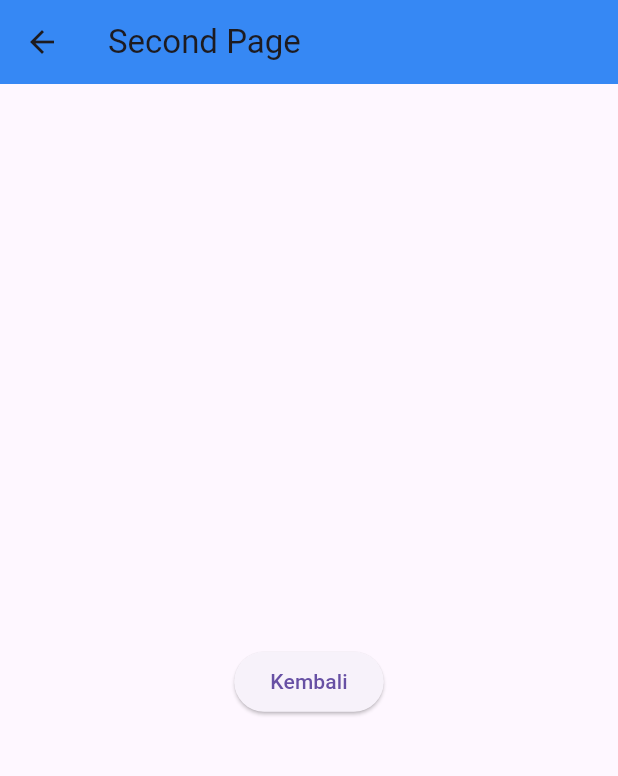
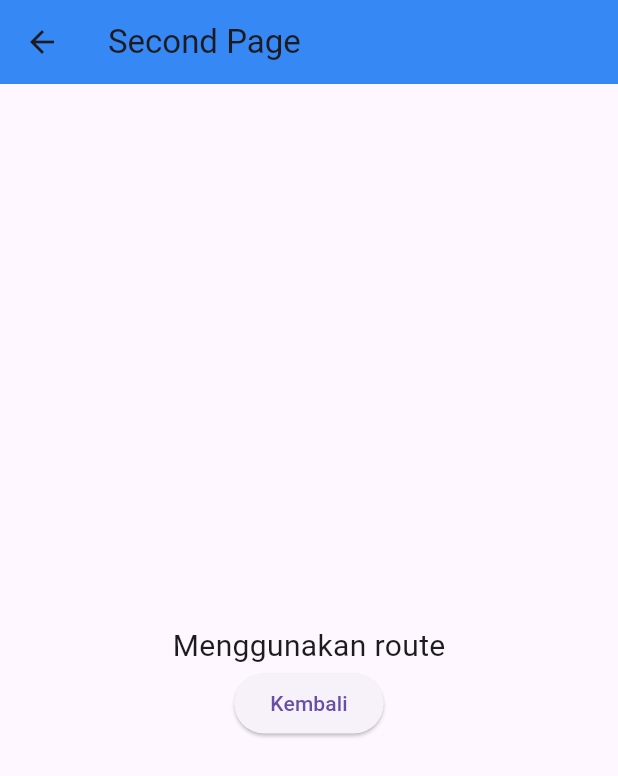
Before and after one commit to novian66/0609119103_ti1_ppb2324-2, a Flutter app: the screen it shows after launch, after a tap on "Menuju halaman kedua dengan route", on a phone screen of 412 x 824 dp. Shown: the top 776 px of the screen. Run offline on Flutter 3.47's test engine with Material 3 defaults, Android fonts, the phone set to English and light mode, and no system bars.

Commit message:
send data using route

```diff
--- a/Navigation dan Routing (Pertemuan 5)/navigation_dan_routing/lib/home_page.dart
+++ b/Navigation dan Routing (Pertemuan 5)/navigation_dan_routing/lib/home_page.dart
@@ -30,7 +30,7 @@ class HomePage extends StatelessWidget {
             ),
             ElevatedButton(
               onPressed: () {
-                Navigator.pushNamed(context, '/second_page');
+                Navigator.pushNamed(context, '/second_page',arguments: 'Menggunakan route');
               },
               child: const Text('Menuju halaman kedua dengan route'),
             ),
--- a/Navigation dan Routing (Pertemuan 5)/navigation_dan_routing/lib/second_page.dart
+++ b/Navigation dan Routing (Pertemuan 5)/navigation_dan_routing/lib/second_page.dart
@@ -6,6 +6,7 @@ class SecondPage extends StatelessWidget {
 
   @override
   Widget build(BuildContext context) {
+    final data2 = ModalRoute.of(context)!.settings.arguments;
     return Scaffold(
       appBar: AppBar(
         title: const Text('Second Page'),
@@ -16,6 +17,11 @@ class SecondPage extends StatelessWidget {
                 mainAxisAlignment: MainAxisAlignment.center,
                 children: [
                   Text(data ?? '', style: const TextStyle(fontSize: 20.0),),
+                  Text(
+            data2.toString() ?? '',
+            style: const TextStyle(fontSize: 20.0),
+          ),
+
                   ElevatedButton(
                           onPressed: () {
                             Navigator.pop(context);
```
